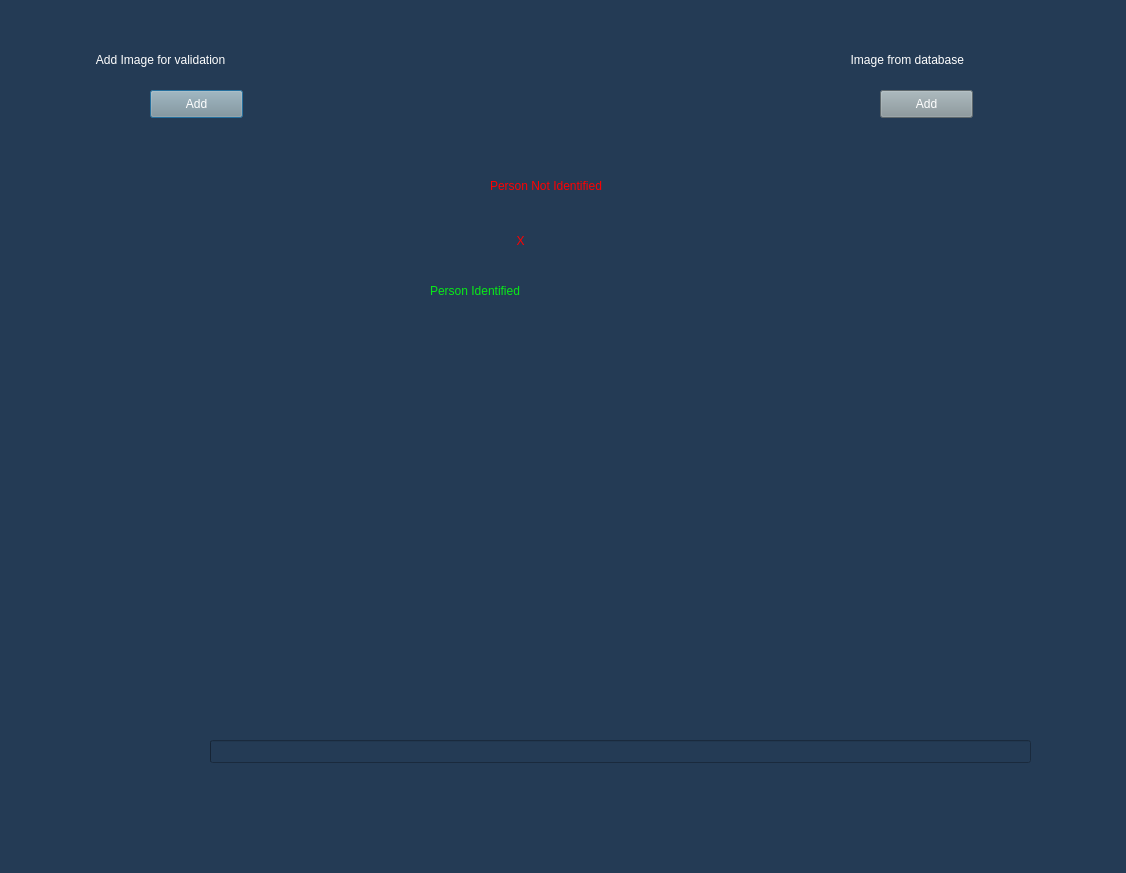
Old version of the form GUI/main-ui.ui in the repository hazem-kamel/image_decryption_gan.
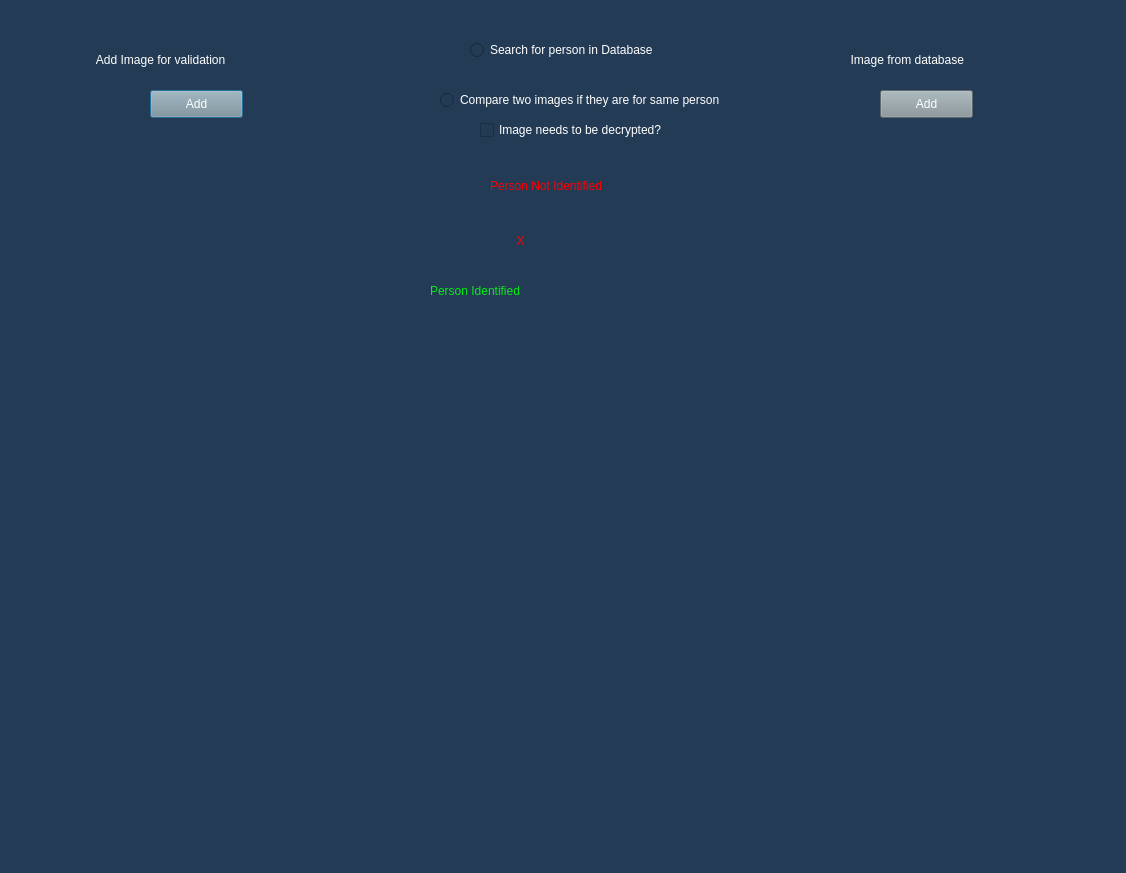
New version of the form.

```diff
--- a/GUI/main-ui.ui
+++ b/GUI/main-ui.ui
@@ -183,20 +183,52 @@
     <string>     X</string>
    </property>
   </widget>
-  <widget class="QProgressBar" name="progressBar">
+  <widget class="QRadioButton" name="searchButton">
    <property name="geometry">
     <rect>
-     <x>210</x>
-     <y>740</y>
-     <width>821</width>
-     <height>23</height>
+     <x>470</x>
+     <y>40</y>
+     <width>231</width>
+     <height>20</height>
     </rect>
    </property>
-   <property name="value">
-    <number>0</number>
+   <property name="styleSheet">
+    <string notr="true">color: rgb(255, 255, 255);</string>
    </property>
-   <property name="textVisible">
-    <bool>false</bool>
+   <property name="text">
+    <string>Search for person in Database</string>
+   </property>
+  </widget>
+  <widget class="QRadioButton" name="compareButton">
+   <property name="geometry">
+    <rect>
+     <x>440</x>
+     <y>90</y>
+     <width>321</width>
+     <height>20</height>
+    </rect>
+   </property>
+   <property name="styleSheet">
+    <string notr="true">color: rgb(255, 255, 255);</string>
+   </property>
+   <property name="text">
+    <string>Compare two images if they are for same person</string>
+   </property>
+  </widget>
+  <widget class="QCheckBox" name="checkBox">
+   <property name="geometry">
+    <rect>
+     <x>480</x>
+     <y>120</y>
+     <width>241</width>
+     <height>20</height>
+    </rect>
+   </property>
+   <property name="styleSheet">
+    <string notr="true">color: rgb(255, 255, 255);</string>
+   </property>
+   <property name="text">
+    <string>Image needs to be decrypted?</string>
    </property>
   </widget>
  </widget>
```
